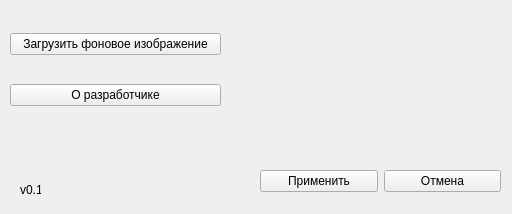
Old version of the form Book of Destiny(exe)/interface/diary_settings.ui in the repository demonic-katana/Book-of-Destiny-Your-Safe-Diary.
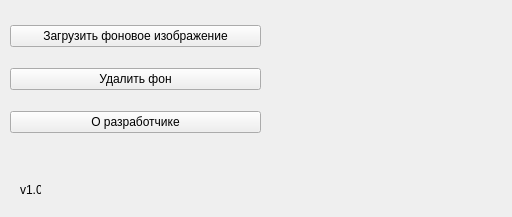
New version of the form.

```diff
--- a/Book of Destiny(exe)/interface/diary_settings.ui
+++ b/Book of Destiny(exe)/interface/diary_settings.ui
@@ -10,7 +10,7 @@
     <x>0</x>
     <y>0</y>
     <width>512</width>
-    <height>214</height>
+    <height>217</height>
    </rect>
   </property>
   <property name="minimumSize">
@@ -36,8 +36,8 @@
     <rect>
      <x>10</x>
      <y>10</y>
-     <width>211</width>
-     <height>121</height>
+     <width>251</width>
+     <height>141</height>
     </rect>
    </property>
    <layout class="QVBoxLayout" name="verticalLayout">
@@ -48,6 +48,13 @@
       </property>
      </widget>
     </item>
+    <item>
+     <widget class="QPushButton" name="del_custom_theme">
+      <property name="text">
+       <string>Удалить фон</string>
+      </property>
+     </widget>
+    </item>
     <item>
      <widget class="QPushButton" name="about_author">
       <property name="text">
@@ -67,35 +74,9 @@
     </rect>
    </property>
    <property name="text">
-    <string>v0.1</string>
+    <string>v1.0</string>
    </property>
   </widget>
-  <widget class="QWidget" name="widget_2" native="true">
-   <property name="geometry">
-    <rect>
-     <x>260</x>
-     <y>160</y>
-     <width>241</width>
-     <height>42</height>
-    </rect>
-   </property>
-   <layout class="QHBoxLayout" name="horizontalLayout">
-    <item>
-     <widget class="QPushButton" name="ok">
-      <property name="text">
-       <string>Применить</string>
-      </property>
-     </widget>
-    </item>
-    <item>
-     <widget class="QPushButton" name="cancel">
-      <property name="text">
-       <string>Отмена</string>
-      </property>
-     </widget>
-    </item>
-   </layout>
-  </widget>
  </widget>
  <resources/>
  <connections/>
```
